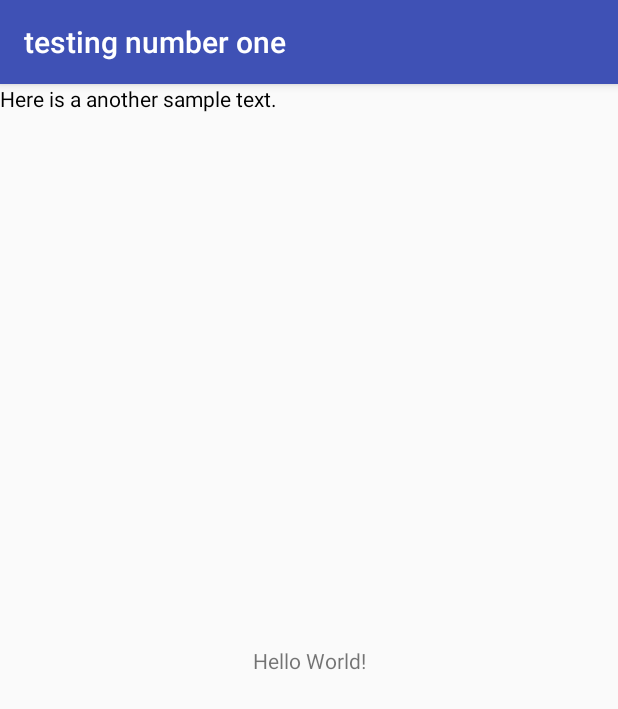
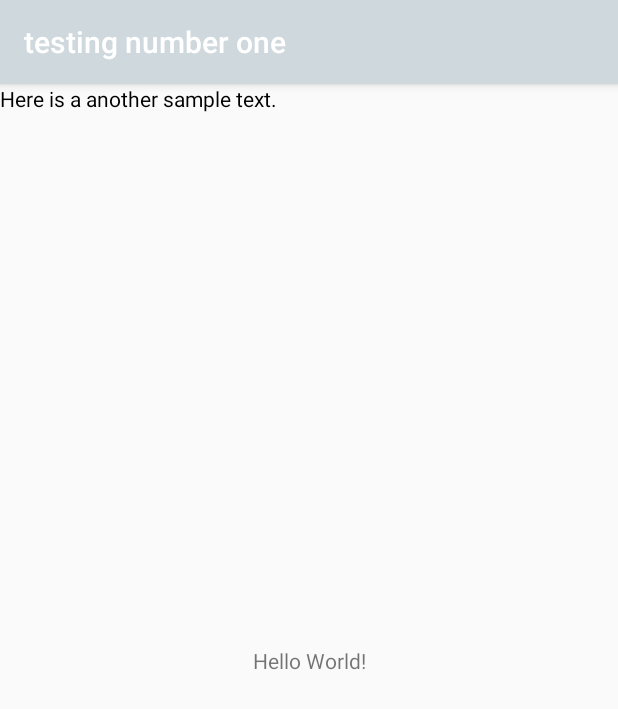
Before and after one commit to theoldpaappa/Android-Application-Development-JAMK, an Android app: the screen it shows after launch (MainActivity), on a phone screen of 412 x 824 dp. Shown: the top 709 px of the screen. Run offline under Robolectric (Android 15) with nearby library versions, the phone set to English and light mode, and no system bars.

Commit message:
Colors - Testing

```diff
--- a/app/src/main/res/values/colors.xml
+++ b/app/src/main/res/values/colors.xml
@@ -1,6 +1,6 @@
 <?xml version="1.0" encoding="utf-8"?>
 <resources>
-    <color name="colorPrimary">#3F51B5</color>
-    <color name="colorPrimaryDark">#303F9F</color>
-    <color name="colorAccent">#FF4081</color>
+    <color name="colorPrimary">#cfd8dc</color>
+    <color name="colorPrimaryDark">#757575</color>
+    <color name="colorAccent">#e57373</color>
 </resources>
```
